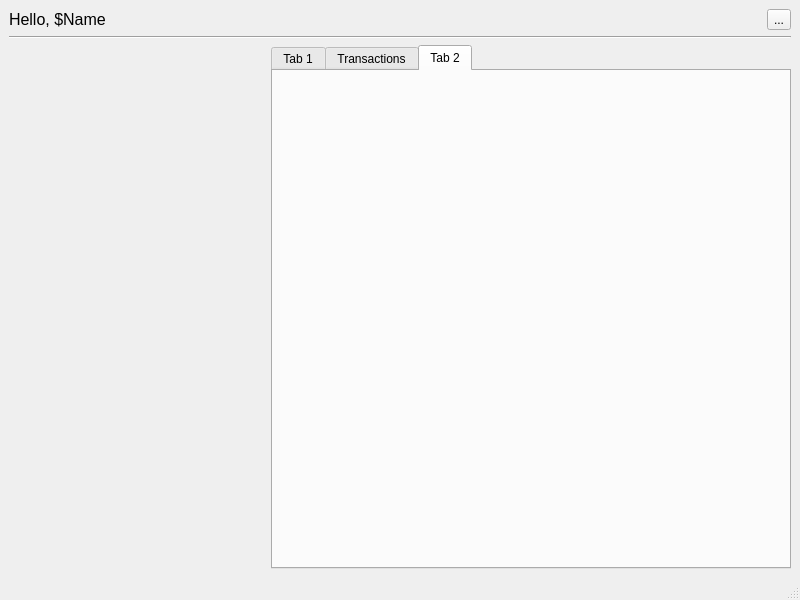
Old version of the form ui/mainwindow.ui in the repository dlbuchholz/aion-mirror.
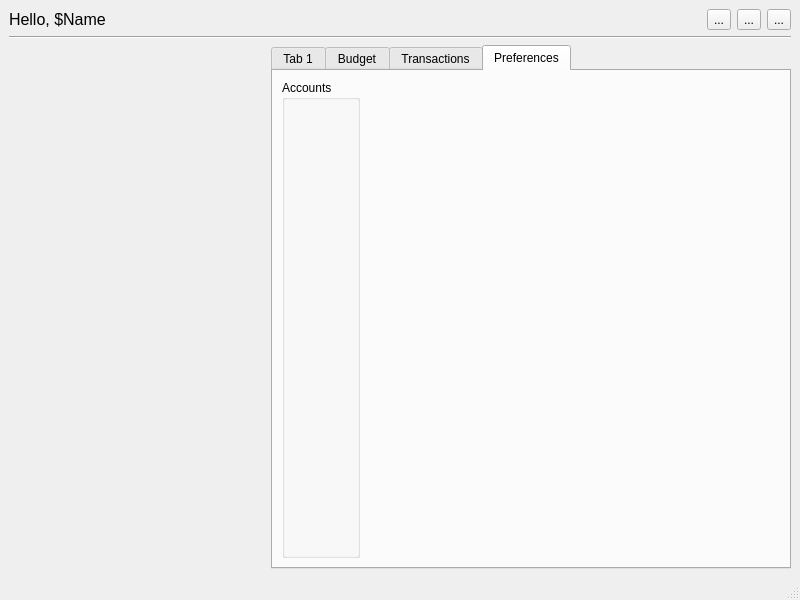
New version of the form. The open tabs and pages were chosen to show the change. Icons and pictures are not drawn. Custom widgets are drawn as their Qt base class.

```diff
--- a/ui/mainwindow.ui
+++ b/ui/mainwindow.ui
@@ -45,6 +45,26 @@
         </property>
        </spacer>
       </item>
+      <item>
+       <widget class="QToolButton" name="toolButton_3">
+        <property name="text">
+         <string>...</string>
+        </property>
+        <property name="icon">
+         <iconset theme="QIcon::ThemeIcon::DocumentProperties"/>
+        </property>
+       </widget>
+      </item>
+      <item>
+       <widget class="QToolButton" name="toolButton_2">
+        <property name="text">
+         <string>...</string>
+        </property>
+        <property name="icon">
+         <iconset theme="QIcon::ThemeIcon::HelpFaq"/>
+        </property>
+       </widget>
+      </item>
       <item>
        <widget class="QToolButton" name="toolButton">
         <property name="text">
@@ -136,6 +156,11 @@
           </item>
          </layout>
         </widget>
+        <widget class="QWidget" name="tab_2">
+         <attribute name="title">
+          <string>Budget</string>
+         </attribute>
+        </widget>
         <widget class="QWidget" name="tab_transactions">
          <attribute name="title">
           <string>Transactions</string>
@@ -143,8 +168,39 @@
         </widget>
         <widget class="QWidget" name="tab_4">
          <attribute name="title">
-          <string>Tab 2</string>
+          <string>Preferences</string>
          </attribute>
+         <layout class="QVBoxLayout" name="verticalLayout_4">
+          <item>
+           <layout class="QHBoxLayout" name="horizontalLayout_2">
+            <item>
+             <widget class="QGroupBox" name="groupBox">
+              <property name="title">
+               <string>Accounts</string>
+              </property>
+              <layout class="QVBoxLayout" name="verticalLayout">
+               <item>
+                <widget class="AddAccountWidget" name="widget" native="true"/>
+               </item>
+              </layout>
+             </widget>
+            </item>
+            <item>
+             <spacer name="horizontalSpacer_2">
+              <property name="orientation">
+               <enum>Qt::Orientation::Horizontal</enum>
+              </property>
+              <property name="sizeHint" stdset="0">
+               <size>
+                <width>40</width>
+                <height>20</height>
+               </size>
+              </property>
+             </spacer>
+            </item>
+           </layout>
+          </item>
+         </layout>
         </widget>
        </widget>
       </item>
@@ -171,6 +227,12 @@
    <header>accountbalancelistwidget.h</header>
    <container>1</container>
   </customwidget>
+  <customwidget>
+   <class>AddAccountWidget</class>
+   <extends>QWidget</extends>
+   <header>addaccountwidget.h</header>
+   <container>1</container>
+  </customwidget>
  </customwidgets>
  <resources/>
  <connections/>
```
Left out of the diff: 4 changed lines with no effect on the pictures.
